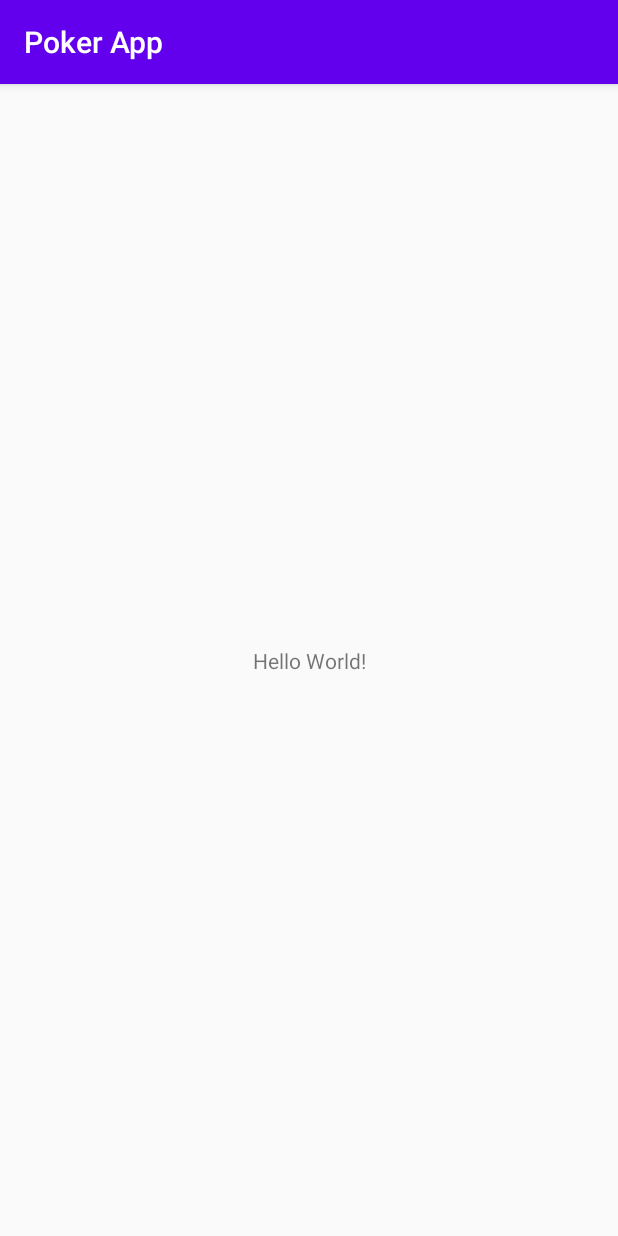
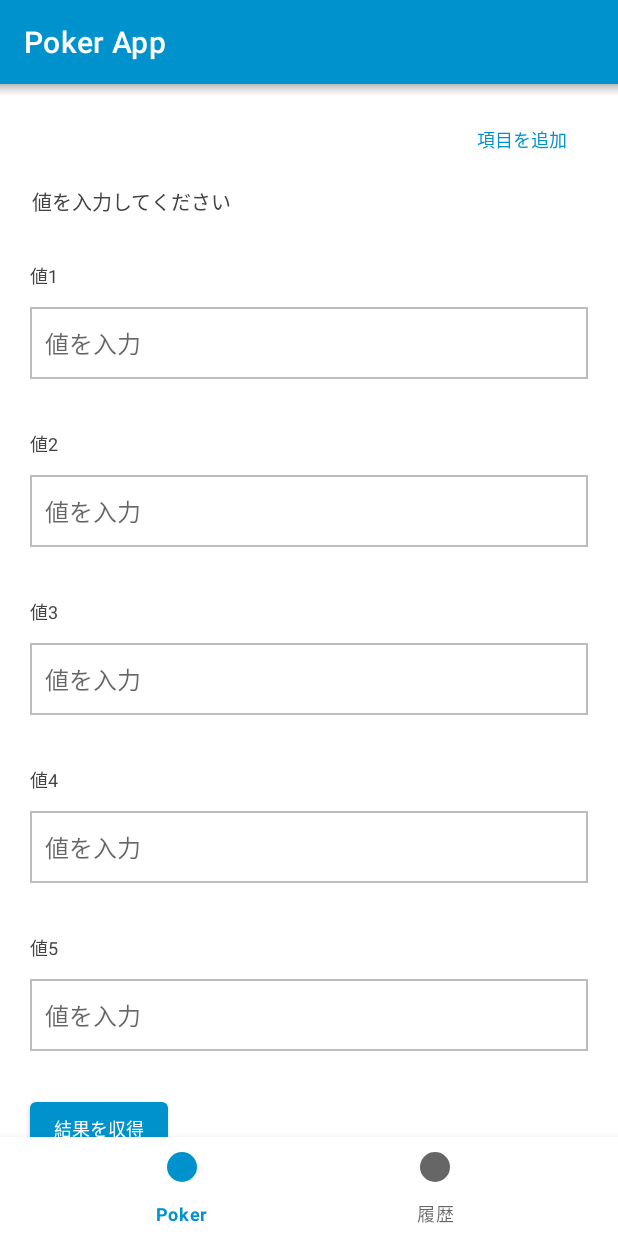
Before and after one commit to LaiVanHai/PokerApp, an Android app: the screen it shows after launch (MainActivity), on a phone screen of 412 x 824 dp. Run offline under Robolectric (Android 15) with nearby library versions, the phone set to English and light mode, and no system bars.

Commit message:
Craete homepage UI

```diff
--- a/app/build.gradle
+++ b/app/build.gradle
@@ -25,9 +25,10 @@ android {
 
 dependencies {
     implementation fileTree(dir: 'libs', include: ['*.jar'])
-
     implementation 'androidx.appcompat:appcompat:1.1.0'
     implementation 'androidx.constraintlayout:constraintlayout:1.1.3'
+    implementation 'com.google.android.material:material:1.1.0-alpha10'
+    implementation 'androidx.legacy:legacy-support-v4:1.0.0'
     testImplementation 'junit:junit:4.12'
     androidTestImplementation 'androidx.test.ext:junit:1.1.1'
     androidTestImplementation 'androidx.test.espresso:espresso-core:3.2.0'
--- /dev/null
+++ b/app/src/main/java/jp/co/netprotections/pokerapp/HistoryFragment.java
@@ -0,0 +1,65 @@
+package jp.co.netprotections.pokerapp;
+
+import android.os.Bundle;
+
+import androidx.fragment.app.Fragment;
+
+import android.view.LayoutInflater;
+import android.view.View;
+import android.view.ViewGroup;
+import android.widget.Toast;
+
+
+/**
+ * A simple {@link Fragment} subclass.
+ * Use the {@link HistoryFragment#newInstance} factory method to
+ * create an instance of this fragment.
+ */
+public class HistoryFragment extends Fragment {
+    // TODO: Rename parameter arguments, choose names that match
+    // the fragment initialization parameters, e.g. ARG_ITEM_NUMBER
+    private static final String ARG_PARAM1 = "param1";
+    private static final String ARG_PARAM2 = "param2";
+
+    // TODO: Rename and change types of parameters
+    private String mParam1;
+    private String mParam2;
+
+    public HistoryFragment() {
+        // Required empty public constructor
+    }
+
+    /**
+     * Use this factory method to create a new instance of
+     * this fragment using the provided parameters.
+     *
+     * @param param1 Parameter 1.
+     * @param param2 Parameter 2.
+     * @return A new instance of fragment HistoryFragment.
+     */
+    // TODO: Rename and change types and number of parameters
+    public static HistoryFragment newInstance(String param1, String param2) {
+        HistoryFragment fragment = new HistoryFragment();
+        Bundle args = new Bundle();
+        args.putString(ARG_PARAM1, param1);
+        args.putString(ARG_PARAM2, param2);
+        fragment.setArguments(args);
+        return fragment;
+    }
+
+    @Override
+    public void onCreate(Bundle savedInstanceState) {
+        super.onCreate(savedInstanceState);
+        if (getArguments() != null) {
+            mParam1 = getArguments().getString(ARG_PARAM1);
+            mParam2 = getArguments().getString(ARG_PARAM2);
+        }
+    }
+
+    @Override
+    public View onCreateView(LayoutInflater inflater, ViewGroup container,
+                             Bundle savedInstanceState) {
+        // Inflate the layout for this fragment
+        return inflater.inflate(R.layout.fragment_history, container, false);
+    }
+}
--- /dev/null
+++ b/app/src/main/java/jp/co/netprotections/pokerapp/HomeFragment.java
@@ -0,0 +1,64 @@
+package jp.co.netprotections.pokerapp;
+
+import android.os.Bundle;
+
+import androidx.fragment.app.Fragment;
+
+import android.view.LayoutInflater;
+import android.view.View;
+import android.view.ViewGroup;
+
+
+/**
+ * A simple {@link Fragment} subclass.
+ * Use the {@link HomeFragment#newInstance} factory method to
+ * create an instance of this fragment.
+ */
+public class HomeFragment extends Fragment {
+    // TODO: Rename parameter arguments, choose names that match
+    // the fragment initialization parameters, e.g. ARG_ITEM_NUMBER
+    private static final String ARG_PARAM1 = "param1";
+    private static final String ARG_PARAM2 = "param2";
+
+    // TODO: Rename and change types of parameters
+    private String mParam1;
+    private String mParam2;
+
+    public HomeFragment() {
+        // Required empty public constructor
+    }
+
+    /**
+     * Use this factory method to create a new instance of
+     * this fragment using the provided parameters.
+     *
+     * @param param1 Parameter 1.
+     * @param param2 Parameter 2.
+     * @return A new instance of fragment HomeFragment.
+     */
+    // TODO: Rename and change types and number of parameters
+    public static HomeFragment newInstance(String param1, String param2) {
+        HomeFragment fragment = new HomeFragment();
+        Bundle args = new Bundle();
+        args.putString(ARG_PARAM1, param1);
+        args.putString(ARG_PARAM2, param2);
+        fragment.setArguments(args);
+        return fragment;
+    }
+
+    @Override
+    public void onCreate(Bundle savedInstanceState) {
+        super.onCreate(savedInstanceState);
+        if (getArguments() != null) {
+            mParam1 = getArguments().getString(ARG_PARAM1);
+            mParam2 = getArguments().getString(ARG_PARAM2);
+        }
+    }
+
+    @Override
+    public View onCreateView(LayoutInflater inflater, ViewGroup container,
+                             Bundle savedInstanceState) {
+        // Inflate the layout for this fragment
+        return inflater.inflate(R.layout.fragment_home, container, false);
+    }
+}
--- a/app/src/main/java/jp/co/netprotections/pokerapp/MainActivity.java
+++ b/app/src/main/java/jp/co/netprotections/pokerapp/MainActivity.java
@@ -1,14 +1,48 @@
 package jp.co.netprotections.pokerapp;
 
+import androidx.annotation.NonNull;
 import androidx.appcompat.app.AppCompatActivity;
+import androidx.fragment.app.Fragment;
+import androidx.fragment.app.FragmentTransaction;
 
 import android.os.Bundle;
+import android.view.MenuItem;
+
+import com.google.android.material.bottomnavigation.BottomNavigationView;
 
 public class MainActivity extends AppCompatActivity {
+    BottomNavigationView bottomNavigation;
 
     @Override
     protected void onCreate(Bundle savedInstanceState) {
         super.onCreate(savedInstanceState);
         setContentView(R.layout.activity_main);
+        bottomNavigation = findViewById(R.id.bottom_navigation);
+        bottomNavigation.setOnNavigationItemSelectedListener(navigationItemSelectedListener);
+        openFragment(HomeFragment.newInstance("", ""));
     }
+
+    public void openFragment(Fragment fragment) {
+        FragmentTransaction transaction = getSupportFragmentManager().beginTransaction();
+        transaction.replace(R.id.container, fragment);
+        transaction.addToBackStack(null);
+        transaction.commit();
+    }
+
+    BottomNavigationView.OnNavigationItemSelectedListener navigationItemSelectedListener =
+        new BottomNavigationView.OnNavigationItemSelectedListener() {
+            @Override
+            public boolean onNavigationItemSelected(@NonNull MenuItem item) {
+                switch(item.getItemId()) {
+                    case R.id.poker:
+                        openFragment(HomeFragment.newInstance("", ""));
+                        return true;
+                    case R.id.history:
+                        openFragment(HistoryFragment.newInstance("", ""));
+                        return true;
+                }
+                return false;
+            }
+        };
+
 }
--- /dev/null
+++ b/app/src/main/res/drawable/border.xml
@@ -0,0 +1,15 @@
+<?xml version="1.0" encoding="utf-8"?>
+<shape xmlns:android="http://schemas.android.com/apk/res/android">
+    <stroke
+        android:width="1dp"
+        android:color="#BDBDBD" />
+    <solid
+        android:color="#00FFFFFF"
+        android:paddingLeft="10dp"
+        android:paddingTop="10dp"/>
+    <padding
+        android:left="10dp"
+        android:top="10dp"
+        android:right="10dp"
+        android:bottom="10dp" />
+</shape>
--- /dev/null
+++ b/app/src/main/res/drawable/ic_navigation.xml
@@ -0,0 +1,18 @@
+<vector xmlns:android="http://schemas.android.com/apk/res/android"
+    android:width="24dp"
+    android:height="24dp"
+    android:viewportWidth="24.0"
+    android:viewportHeight="24.0" >
+    <group>
+
+        <clip-path
+            android:pathData="M12,12m-10,0a10,10 0,1 1,20 0a10,10 0,1 1,-20 0"
+            />
+
+        <path
+            android:pathData="M0 0V24H24V0"
+            android:fillColor="#0092CC"
+            />
+
+    </group>
+</vector>
--- /dev/null
+++ b/app/src/main/res/drawable/ic_notifications.xml
@@ -0,0 +1,9 @@
+<vector xmlns:android="http://schemas.android.com/apk/res/android"
+        android:width="24dp"
+        android:height="24dp"
+        android:viewportWidth="24.0"
+        android:viewportHeight="24.0">
+    <path
+        android:fillColor="#D81B60"
+        android:pathData="M12,22c1.1,0 2,-0.9 2,-2h-4c0,1.1 0.89,2 2,2zM18,16v-5c0,-3.07 -1.64,-5.64 -4.5,-6.32L13.5,4c0,-0.83 -0.67,-1.5 -1.5,-1.5s-1.5,0.67 -1.5,1.5v0.68C7.63,5.36 6,7.92 6,11v5l-2,2v1h16v-1l-2,-2z"/>
+</vector>
--- /dev/null
+++ b/app/src/main/res/drawable/ic_sms.xml
@@ -0,0 +1,9 @@
+<vector xmlns:android="http://schemas.android.com/apk/res/android"
+        android:width="24dp"
+        android:height="24dp"
+        android:viewportWidth="24.0"
+        android:viewportHeight="24.0">
+    <path
+        android:fillColor="#D81B60"
+        android:pathData="M20,2L4,2c-1.1,0 -1.99,0.9 -1.99,2L2,22l4,-4h14c1.1,0 2,-0.9 2,-2L22,4c0,-1.1 -0.9,-2 -2,-2zM9,11L7,11L7,9h2v2zM13,11h-2L11,9h2v2zM17,11h-2L15,9h2v2z"/>
+</vector>
--- /dev/null
+++ b/app/src/main/res/drawable/shadow.xml
@@ -0,0 +1,8 @@
+<?xml version="1.0" encoding="utf-8"?>
+<shape xmlns:android="http://schemas.android.com/apk/res/android">
+    <gradient
+        android:startColor="@android:color/transparent"
+        android:endColor="#33000000"
+        android:angle="90">
+    </gradient>
+</shape>
--- a/app/src/main/res/layout/activity_main.xml
+++ b/app/src/main/res/layout/activity_main.xml
@@ -5,14 +5,19 @@
     android:layout_width="match_parent"
     android:layout_height="match_parent"
     tools:context=".MainActivity">
+    <FrameLayout
+        android:layout_width="match_parent"
+        android:layout_height="match_parent"
+        android:id="@+id/container">
 
-    <TextView
-        android:layout_width="wrap_content"
-        android:layout_height="wrap_content"
-        android:text="Hello World!"
-        app:layout_constraintBottom_toBottomOf="parent"
-        app:layout_constraintLeft_toLeftOf="parent"
-        app:layout_constraintRight_toRightOf="parent"
-        app:layout_constraintTop_toTopOf="parent" />
+        <com.google.android.material.bottomnavigation.BottomNavigationView
+            android:id="@+id/bottom_navigation"
+            android:layout_width="match_parent"
+            android:layout_height="66dp"
+            android:layout_gravity="bottom"
+            app:labelVisibilityMode="labeled"
+            app:menu="@menu/bottom_navigation_menu" />
 
-</androidx.constraintlayout.widget.ConstraintLayout>
+    </FrameLayout>
+
+</androidx.constraintlayout.widget.ConstraintLayout >
--- /dev/null
+++ b/app/src/main/res/layout/fragment_history.xml
@@ -0,0 +1,22 @@
+<?xml version="1.0" encoding="utf-8"?>
+<FrameLayout xmlns:android="http://schemas.android.com/apk/res/android"
+    xmlns:tools="http://schemas.android.com/tools"
+    android:layout_width="match_parent"
+    android:layout_height="match_parent"
+    tools:context=".HistoryFragment">
+
+    <!-- TODO: Update blank fragment layout -->
+    <ImageView
+        android:id="@+id/imageView"
+        android:layout_width="200dp"
+        android:layout_height="200dp"
+        android:layout_gravity="center"
+        android:src="@drawable/ic_notifications"
+        />
+
+    <View
+        android:layout_width="match_parent"
+        android:layout_height="8dp"
+        android:background="@drawable/shadow" />
+
+</FrameLayout>
--- /dev/null
+++ b/app/src/main/res/layout/fragment_home.xml
@@ -0,0 +1,216 @@
+<?xml version="1.0" encoding="utf-8"?>
+<ScrollView xmlns:android="http://schemas.android.com/apk/res/android"
+    android:layout_width="match_parent"
+    android:layout_height="match_parent"
+    android:fillViewport="true">
+    <RelativeLayout xmlns:android="http://schemas.android.com/apk/res/android"
+        xmlns:tools="http://schemas.android.com/tools"
+        android:layout_width="match_parent"
+        android:layout_height="match_parent"
+        tools:context=".HomeFragment" >
+
+        <!-- TODO: Update blank fragment layout -->
+        <View
+            android:layout_width="match_parent"
+            android:layout_height="8dp"
+            android:background="@drawable/shadow" />
+
+        <TextView
+            android:id="@+id/add_poker"
+            android:layout_width="wrap_content"
+            android:layout_height="wrap_content"
+            android:layout_alignParentRight="true"
+            android:layout_marginRight="34dp"
+            android:layout_marginTop="28dp"
+            android:text="@string/add_poker"
+            android:textAppearance="@style/label_text_style"
+            android:textColor="@color/colorLightBlue"
+            />
+
+        <TextView
+            android:id="@+id/input_poker_title"
+            android:layout_width="wrap_content"
+            android:layout_height="wrap_content"
+            android:layout_marginLeft="21dp"
+            android:layout_marginTop="68dp"
+            android:text="@string/input_title"
+            android:textAppearance="@style/title_style"
+            android:textColor="@color/colorBlack" />
+
+        <TextView
+            android:layout_below="@+id/input_poker_title"
+            android:id="@+id/input_poker_1_title"
+            android:layout_marginTop="30dp"
+            android:layout_width="wrap_content"
+            android:layout_height="wrap_content"
+            android:layout_marginLeft="20dp"
+            android:text="@string/poker_value_1"
+            android:textAppearance="@style/label_text_style"
+            android:textColor="@color/colorBlack" />
+
+        <EditText
+            android:layout_width="match_parent"
+            android:layout_below="@+id/input_poker_1_title"
+            android:id="@+id/input_poker_1"
+            android:layout_height="48dp"
+            android:layout_marginLeft="20dp"
+            android:layout_marginRight="20dp"
+            android:layout_marginTop="12dp"
+            android:hint="@string/poker_hint"
+            android:textAppearance="@style/hint_text_style"
+            android:background="@drawable/border"/>
+
+        <TextView
+            android:layout_below="@+id/input_poker_1"
+            android:id="@+id/poker_1_error_msg"
+            android:layout_width="match_parent"
+            android:layout_height="wrap_content"
+            android:layout_marginLeft="20dp"
+            android:layout_marginTop="8dp"
+            android:layout_marginBottom="6dp"
+            android:textAppearance="@style/error_text_style"/>
+
+        <TextView
+            android:layout_below="@+id/poker_1_error_msg"
+            android:id="@+id/input_poker_2_title"
+            android:layout_marginTop="6dp"
+            android:layout_width="wrap_content"
+            android:layout_height="wrap_content"
+            android:layout_marginLeft="20dp"
+            android:text="@string/poker_value_2"
+            android:textAppearance="@style/label_text_style"
+            android:textColor="@color/colorBlack" />
+
+        <EditText
+            android:layout_width="match_parent"
+            android:layout_below="@+id/input_poker_2_title"
+            android:id="@+id/input_poker_2"
+            android:layout_height="48dp"
+            android:layout_marginLeft="20dp"
+            android:layout_marginRight="20dp"
+            android:layout_marginTop="12dp"
+            android:hint="@string/poker_hint"
+            android:textAppearance="@style/hint_text_style"
+            android:background="@drawable/border"/>
+
+        <TextView
+            android:layout_below="@+id/input_poker_2"
+            android:id="@+id/poker_2_error_msg"
+            android:layout_width="match_parent"
+            android:layout_height="wrap_content"
+            android:layout_marginLeft="20dp"
+            android:layout_marginTop="8dp"
+            android:layout_marginBottom="6dp"
+            android:textAppearance="@style/error_text_style" />
+
+        <TextView
+            android:layout_below="@+id/poker_2_error_msg"
+            android:id="@+id/input_poker_3_title"
+            android:layout_marginTop="6dp"
+            android:layout_width="wrap_content"
+            android:layout_height="wrap_content"
+            android:layout_marginLeft="20dp"
+            android:text="@string/poker_value_3"
+            android:textAppearance="@style/label_text_style"
+            android:textColor="@color/colorBlack" />
+
+        <EditText
+            android:layout_width="match_parent"
+            android:layout_below="@+id/input_poker_3_title"
+            android:id="@+id/input_poker_3"
+            android:layout_height="48dp"
+            android:layout_marginLeft="20dp"
+            android:layout_marginRight="20dp"
+            android:layout_marginTop="12dp"
+            android:hint="@string/poker_hint"
+            android:textAppearance="@style/hint_text_style"
+            android:background="@drawable/border"/>
+
+        <TextView
+            android:layout_below="@+id/input_poker_3"
+            android:id="@+id/poker_3_error_msg"
+            android:layout_width="match_parent"
+            android:layout_height="wrap_content"
+            android:layout_marginLeft="20dp"
+            android:layout_marginTop="8dp"
+            android:layout_marginBottom="6dp"
+            android:textAppearance="@style/error_text_style" />
+
+        <TextView
+            android:layout_below="@+id/poker_3_error_msg"
+            android:id="@+id/input_poker_4_title"
+            android:layout_marginTop="6dp"
+            android:layout_width="wrap_content"
+            android:layout_height="wrap_content"
+            android:layout_marginLeft="20dp"
+            android:text="@string/poker_value_4"
+            android:textAppearance="@style/label_text_style"
+            android:textColor="@color/colorBlack" />
+
+        <EditText
+            android:layout_width="match_parent"
+            android:layout_below="@+id/input_poker_4_title"
+            android:id="@+id/input_poker_4"
+            android:layout_height="48dp"
+            android:layout_marginLeft="20dp"
+            android:layout_marginRight="20dp"
+            android:layout_marginTop="12dp"
+            android:hint="@string/poker_hint"
+            android:textAppearance="@style/hint_text_style"
+            android:background="@drawable/border"/>
+
+        <TextView
+            android:layout_below="@+id/input_poker_4"
+            android:id="@+id/poker_4_error_msg"
+            android:layout_width="match_parent"
+            android:layout_height="wrap_content"
+            android:layout_marginLeft="20dp"
+            android:layout_marginTop="8dp"
+            android:layout_marginBottom="6dp"
+            android:textAppearance="@style/error_text_style" />
+
+        <TextView
+            android:layout_below="@+id/poker_4_error_msg"
+            android:id="@+id/input_poker_5_title"
+            android:layout_marginTop="6dp"
+            android:layout_width="wrap_content"
+            android:layout_height="wrap_content"
+            android:layout_marginLeft="20dp"
+            android:text="@string/poker_value_5"
+            android:textAppearance="@style/label_text_style"
+            android:textColor="@color/colorBlack" />
+
+        <EditText
+            android:layout_width="match_parent"
+            android:layout_below="@+id/input_poker_5_title"
+            android:id="@+id/input_poker_5"
+            android:layout_height="48dp"
+            android:layout_marginLeft="20dp"
+            android:layout_marginRight="20dp"
+            android:layout_marginTop="12dp"
+            android:hint="@string/poker_hint"
+            android:textAppearance="@style/hint_text_style"
+            android:background="@drawable/border"/>
+
+        <TextView
+            android:layout_below="@+id/input_poker_5"
+            android:id="@+id/poker_5_error_msg"
+            android:layout_width="match_parent"
+            android:layout_height="wrap_content"
+            android:layout_marginLeft="20dp"
+            android:layout_marginTop="8dp"
+            android:layout_marginBottom="6dp"
+            android:textAppearance="@style/error_text_style" />
+
+        <Button
+            android:id="@+id/button"
+            android:layout_below="@+id/poker_5_error_msg"
+            android:layout_width="wrap_content"
+            android:layout_height="wrap_content"
+            android:layout_marginBottom="96dp"
+            android:layout_marginLeft="20dp"
+            android:textAppearance="@style/label_text_style"
+            android:text="@string/result" />
+
+    </RelativeLayout>
+</ScrollView>
--- /dev/null
+++ b/app/src/main/res/menu/bottom_navigation_menu.xml
@@ -0,0 +1,13 @@
+<?xml version="1.0" encoding="utf-8"?>
+<menu xmlns:android="http://schemas.android.com/apk/res/android">
+    <item
+        android:id="@+id/poker"
+        android:enabled="true"
+        android:icon="@drawable/ic_navigation"
+        android:title="@string/poker"/>
+    <item
+        android:id="@+id/history"
+        android:enabled="true"
+        android:icon="@drawable/ic_navigation"
+        android:title="@string/history"/>
+</menu>
--- a/app/src/main/res/values/colors.xml
+++ b/app/src/main/res/values/colors.xml
@@ -3,4 +3,8 @@
     <color name="colorPrimary">#6200EE</color>
     <color name="colorPrimaryDark">#3700B3</color>
     <color name="colorAccent">#03DAC5</color>
+    <color name="colorBasicBlue">#087DAC</color>
+    <color name="colorLightBlue">#0092CC</color>
+    <color name="colorGrey">#D1D3D4</color>
+    <color name="colorBlack">#424242</color>
 </resources>
--- a/app/src/main/res/values/strings.xml
+++ b/app/src/main/res/values/strings.xml
@@ -1,3 +1,18 @@
 <resources>
     <string name="app_name">Poker App</string>
+
+    <!-- TODO: Remove or change this placeholder text -->
+    <string name="hello_blank_fragment">Hello blank fragment</string>
+    <string name="poker">Poker</string>
+    <string name="history">履歴</string>
+    <string name="add_poker">項目を追加</string>
+    <string name="input_title">値を入力してください</string>
+    <string name="poker_value_1">値1</string>
+    <string name="poker_value_2">値2</string>
+    <string name="poker_value_3">値3</string>
+    <string name="poker_value_4">値4</string>
+    <string name="poker_value_5">値5</string>
+    <string name="poker_hint">値を入力</string>
+    <string name="result">結果を収得</string>
+
 </resources>
--- a/app/src/main/res/values/styles.xml
+++ b/app/src/main/res/values/styles.xml
@@ -1,11 +1,28 @@
 <resources>
 
     <!-- Base application theme. -->
-    <style name="AppTheme" parent="Theme.AppCompat.Light.DarkActionBar">
+    <style name="AppTheme" parent="Theme.MaterialComponents.Light.DarkActionBar">
         <!-- Customize your theme here. -->
-        <item name="colorPrimary">@color/colorPrimary</item>
-        <item name="colorPrimaryDark">@color/colorPrimaryDark</item>
+        <item name="colorPrimary">@color/colorLightBlue</item>
+        <item name="colorPrimaryDark">@color/colorBasicBlue</item>
         <item name="colorAccent">@color/colorAccent</item>
     </style>
 
+    <style name="title_style">
+        <item name="android:textSize">13sp</item>
+    </style>
+
+    <style name="hint_text_style">
+        <item name="android:textSize">16sp</item>
+    </style>
+
+    <style name="label_text_style">
+        <item name="android:textSize">12sp</item>
+    </style>
+
+    <style name="error_text_style">
+        <item name="android:textSize">10sp</item>
+        <item name="android:textColor">#D13F57</item>
+    </style>
+
 </resources>
```
